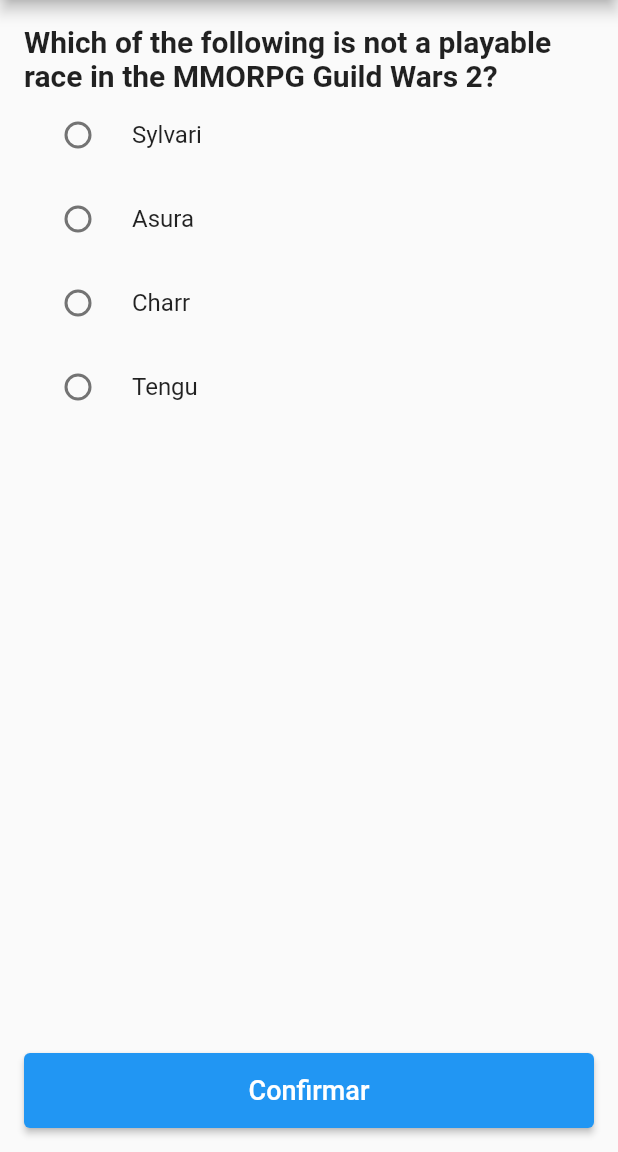
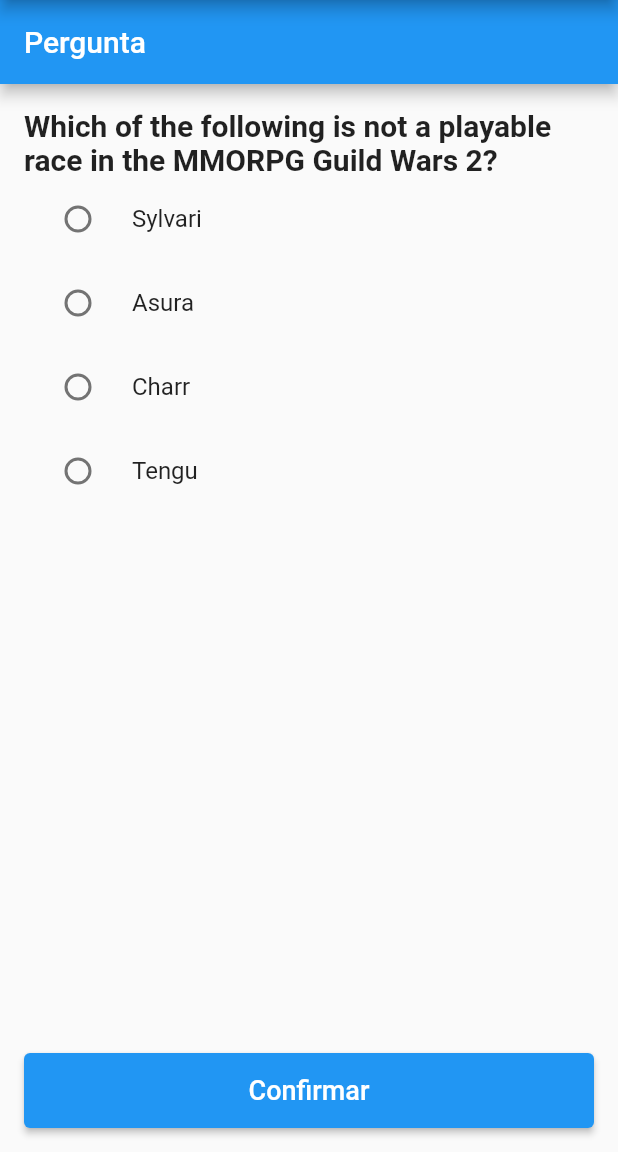
Before and after one commit to leoncruz/trivia_game, a Flutter app: the screen it shows after launch, on a phone screen of 412 x 824 dp, the part 84-1236 px from its top. Run offline on Flutter 3.47's test engine with Material 2 defaults, Android fonts, the phone set to English and light mode, and no system bars; our stand-ins replace dio.

Commit message:
add a scaffold to render question screen

```diff
--- a/lib/contexts/questions/question_screen.dart
+++ b/lib/contexts/questions/question_screen.dart
@@ -22,7 +22,13 @@
 
   @override
   Widget build(BuildContext context) {
-    return ValueListenableBuilder(
+    return Scaffold(
+      appBar: AppBar(
+        title: const Text(
+          'Pergunta',
+        ),
+      ),
+      body: ValueListenableBuilder(
         valueListenable: _questionStore,
         builder: (_, store, child) {
           return Container(
@@ -60,6 +66,7 @@
             ),
           );
         },
+      ),
     );
   }
 }
```
Lines whose indentation alone changed are shown as unchanged.
